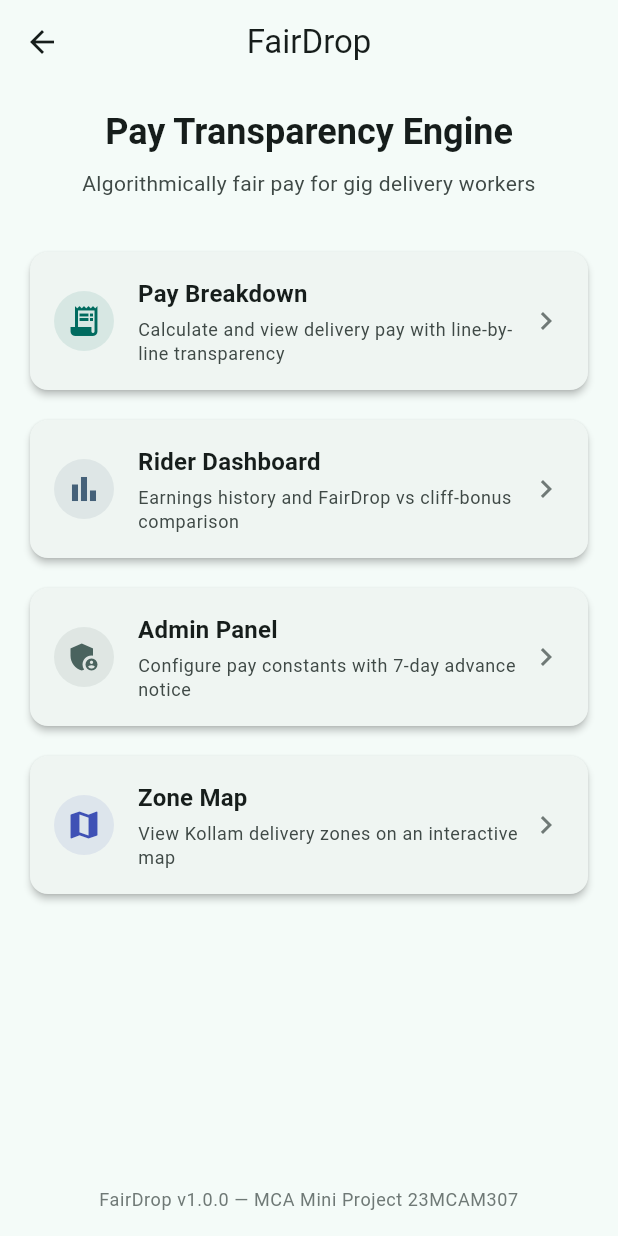
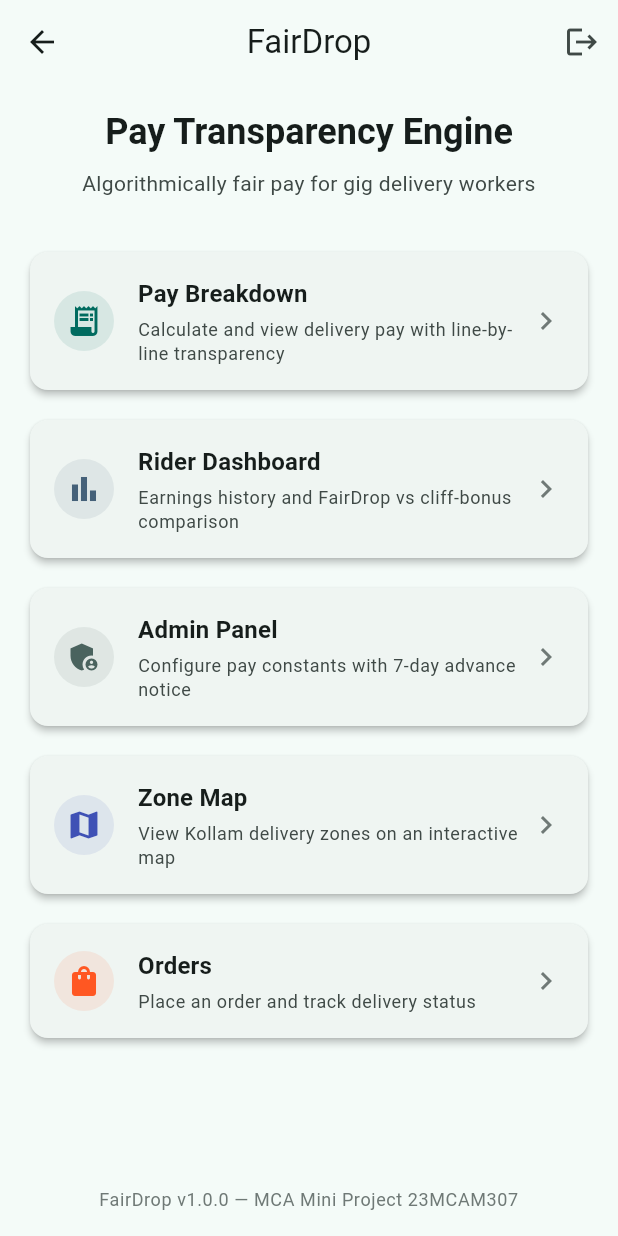
Before and after one commit to rai04han/FairDrop, a Flutter app: the HomeScreen screen opened directly, on a phone screen of 412 x 824 dp. Run offline on Flutter 3.47's test engine with Material 3 defaults, Android fonts, the phone set to English and light mode, and no system bars; our stand-ins replace fl_chart, flutter_map, latlong2, shared_preferences; accounts and stored records are empty.

Commit message:
feat(flutter): wire order screens route and add logout button

```diff
--- a/fairdrop_app/lib/main.dart
+++ b/fairdrop_app/lib/main.dart
@@ -28,6 +28,8 @@ import 'screens/rider_dashboard_screen.dart';
 import 'screens/admin_panel_screen.dart';
 import 'screens/login_screen.dart';        // Hari
 import 'screens/zone_map_screen.dart';     // Hari
+import 'screens/order_screen.dart';        // Hari
+import 'services/core_api_service.dart';   // Hari — logout
 
 // ============================================================================
 // main() — The very first function that runs
@@ -119,6 +121,7 @@ class FairDropApp extends StatelessWidget {
         '/':                (context) => const HomeScreen(),
         '/login':           (context) => const LoginScreen(),      // Hari
         '/zone-map':        (context) => const ZoneMapScreen(),    // Hari
+        '/orders':          (context) => const OrderScreen(),     // Hari
         '/pay-breakdown':   (context) => const PayBreakdownScreen(),
         '/rider-dashboard': (context) => const RiderDashboardScreen(),
         '/admin-panel':     (context) => const AdminPanelScreen(),
@@ -151,6 +154,18 @@ class HomeScreen extends StatelessWidget {
       // ── App Bar ─────────────────────────────────────────────────────
       appBar: AppBar(
         title: const Text('FairDrop'),
+        actions: [
+          IconButton(
+            icon: const Icon(Icons.logout),
+            tooltip: 'Logout',
+            onPressed: () async {
+              await CoreApiService.logout();
+              if (context.mounted) {
+                Navigator.pushReplacementNamed(context, '/login');
+              }
+            },
+          ),
+        ],
       ),
 
       // ── Body ────────────────────────────────────────────────────────
@@ -223,6 +238,16 @@ class HomeScreen extends StatelessWidget {
                 subtitle: 'View Kollam delivery zones on an interactive map',
                 route: '/zone-map',
                 color: Colors.indigo,
+              ),
+              const SizedBox(height: 12),
+
+              _buildNavCard(
+                context: context,
+                icon: Icons.shopping_bag,
+                title: 'Orders',
+                subtitle: 'Place an order and track delivery status',
+                route: '/orders',
+                color: Colors.deepOrange,
               ),
 
               // Spacer pushes the version text to the bottom of the screen.
```
